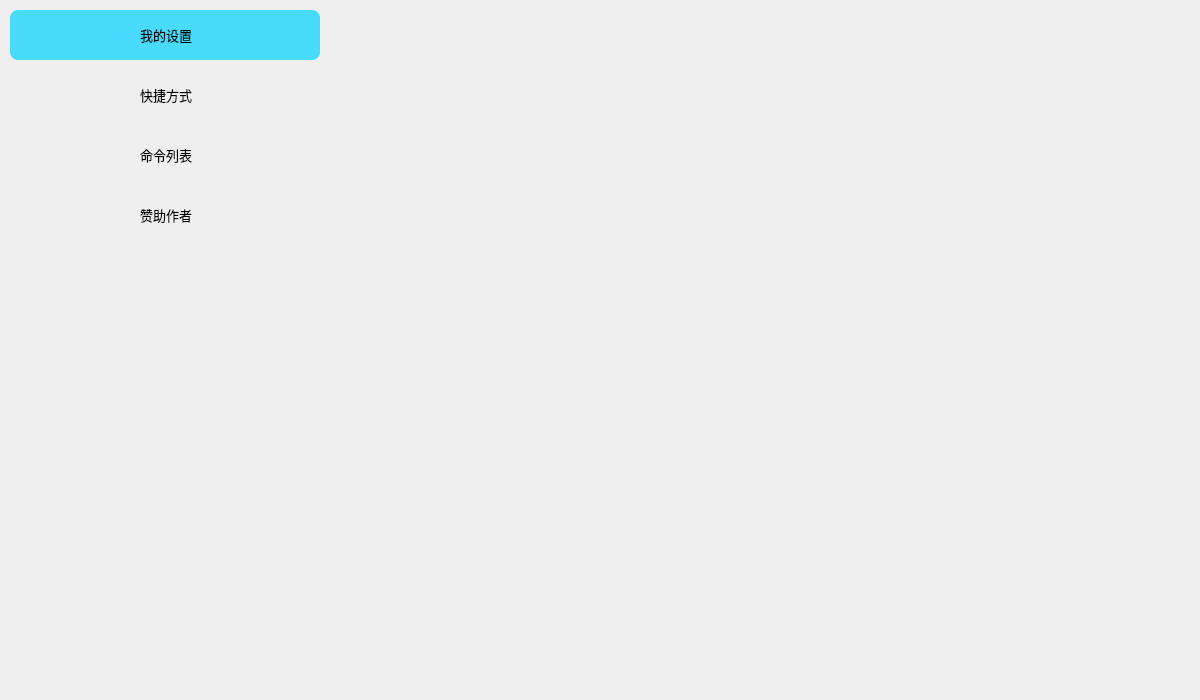
Old version of the form RunPlusProject/MainWidgets.ui in the repository yuallart/RunPlusProject.
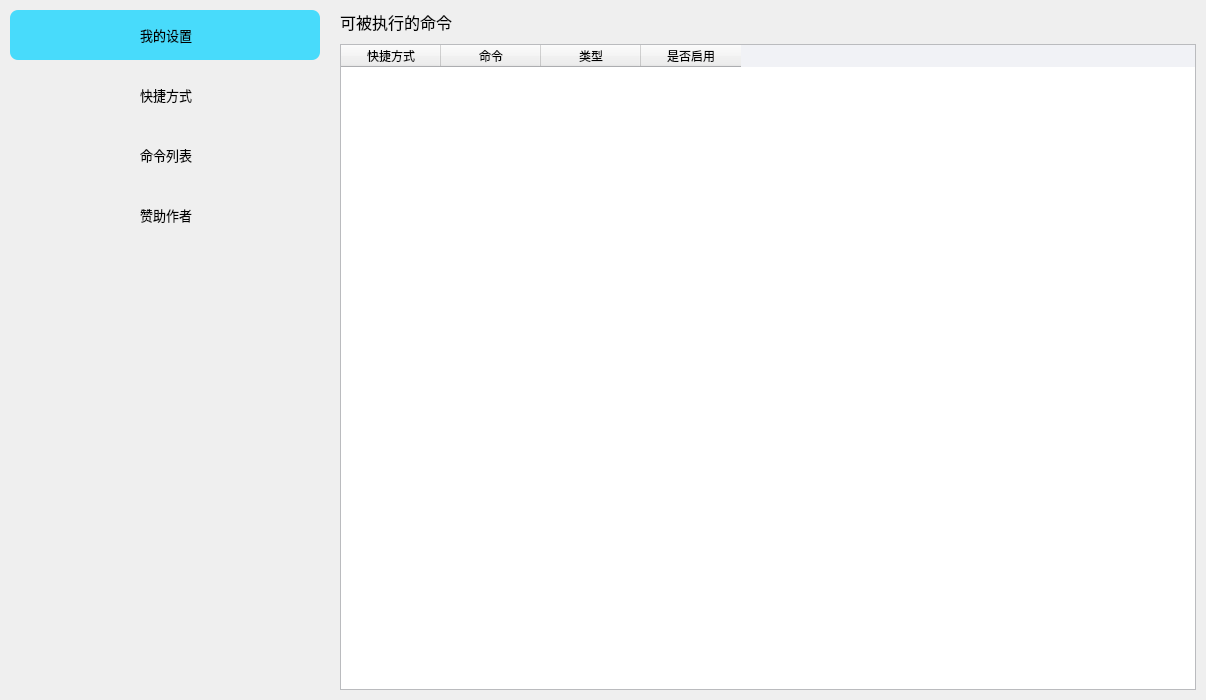
New version of the form. The open tabs and pages were chosen to show the change. Icons and pictures are not drawn.

```diff
--- a/RunPlusProject/MainWidgets.ui
+++ b/RunPlusProject/MainWidgets.ui
@@ -6,7 +6,7 @@
    <rect>
     <x>0</x>
     <y>0</y>
-    <width>1200</width>
+    <width>1206</width>
     <height>700</height>
    </rect>
   </property>
@@ -1316,7 +1316,76 @@
         </item>
        </layout>
       </widget>
-      <widget class="QWidget" name="page_2"/>
+      <widget class="QWidget" name="page_2">
+       <layout class="QFormLayout" name="formLayout_2">
+        <property name="horizontalSpacing">
+         <number>10</number>
+        </property>
+        <property name="verticalSpacing">
+         <number>10</number>
+        </property>
+        <property name="leftMargin">
+         <number>10</number>
+        </property>
+        <property name="topMargin">
+         <number>10</number>
+        </property>
+        <property name="rightMargin">
+         <number>10</number>
+        </property>
+        <property name="bottomMargin">
+         <number>10</number>
+        </property>
+        <item row="0" column="0">
+         <widget class="QLabel" name="label_13">
+          <property name="font">
+           <font>
+            <pointsize>12</pointsize>
+           </font>
+          </property>
+          <property name="text">
+           <string>可被执行的命令</string>
+          </property>
+         </widget>
+        </item>
+        <item row="1" column="0" colspan="2">
+         <widget class="QTableWidget" name="tableWidget">
+          <property name="minimumSize">
+           <size>
+            <width>0</width>
+            <height>500</height>
+           </size>
+          </property>
+          <property name="maximumSize">
+           <size>
+            <width>16777215</width>
+            <height>16777215</height>
+           </size>
+          </property>
+          <column>
+           <property name="text">
+            <string>快捷方式</string>
+           </property>
+          </column>
+          <column>
+           <property name="text">
+            <string>命令</string>
+           </property>
+          </column>
+          <column>
+           <property name="text">
+            <string>类型</string>
+           </property>
+          </column>
+          <column>
+           <property name="text">
+            <string>是否启用</string>
+           </property>
+          </column>
+         </widget>
+        </item>
+       </layout>
+      </widget>
      </widget>
     </item>
    </layout>
```
Left out of the diff: 8 changed lines with no effect on the pictures.
